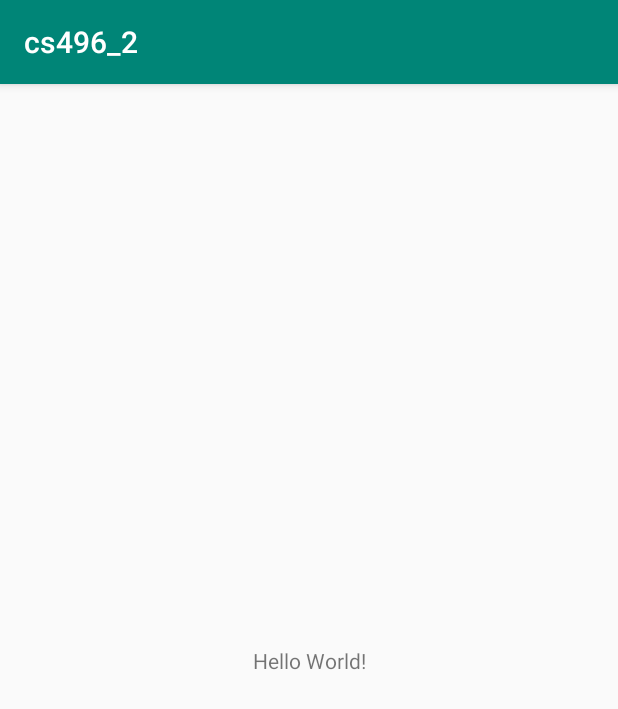
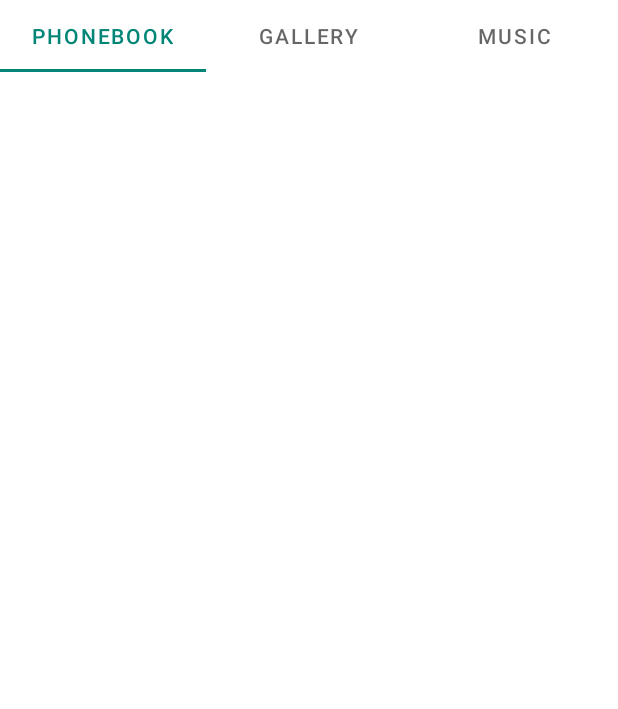
Before and after one commit to estanie/cs496_2, an Android app: the screen it shows after launch (MainActivity before the commit, FragmentActivity after it), on a phone screen of 412 x 824 dp. Shown: the top 709 px of the screen. Run offline under Robolectric (Android 15) with nearby library versions, the phone set to English and light mode, and no system bars.

Commit message:
Adds default structure.

```diff
--- a/app/src/main/java/com/example/q/cs496_2/MainActivity.kt
+++ b/app/src/main/java/com/example/q/cs496_2/MainActivity.kt
@@ -1,6 +1,6 @@
 package com.example.q.cs496_2
 
-import android.support.v7.app.AppCompatActivity
+import androidx.appcompat.app.AppCompatActivity
 import android.os.Bundle
 
 class MainActivity : AppCompatActivity() {
--- /dev/null
+++ b/app/src/main/java/com/example/q/cs496_2/activities/FragmentActivity.kt
@@ -0,0 +1,23 @@
+package com.example.q.cs496_2.activities
+
+import androidx.appcompat.app.AppCompatActivity
+import android.os.Bundle
+import android.view.Window
+import com.example.q.cs496_2.R
+import com.example.q.cs496_2.adapters.MyPagerAdapter
+import kotlinx.android.synthetic.main.activity_fragment.*
+
+class FragmentActivity : AppCompatActivity() {
+
+    override fun onCreate(savedInstanceState: Bundle?) {
+        super.onCreate(savedInstanceState)
+
+        requestWindowFeature(Window.FEATURE_NO_TITLE)
+        supportActionBar!!.hide()
+        setContentView(R.layout.activity_fragment)
+
+        val fragmentAdapter = MyPagerAdapter(supportFragmentManager)
+        viewPager.adapter = fragmentAdapter
+        tabsMain.setupWithViewPager(viewPager)
+    }
+}
--- /dev/null
+++ b/app/src/main/java/com/example/q/cs496_2/adapters/MyPagerAdapter.kt
@@ -0,0 +1,36 @@
+package com.example.q.cs496_2.adapters
+
+import androidx.fragment.app.Fragment
+import androidx.fragment.app.FragmentManager
+import androidx.fragment.app.FragmentPagerAdapter
+import com.example.q.cs496_2.fragments.AddressFragment
+import com.example.q.cs496_2.fragments.GalleryFragment
+import com.example.q.cs496_2.fragments.MusicFragment
+
+class MyPagerAdapter(fm: androidx.fragment.app.FragmentManager) : androidx.fragment.app.FragmentPagerAdapter(fm) {
+    override fun getItem(position: Int): androidx.fragment.app.Fragment {
+        return when(position) {
+            0 -> {
+                AddressFragment()
+            }
+            1 -> {
+                GalleryFragment()
+            }
+            else -> {
+                return MusicFragment()
+            }
+        }
+    }
+
+    override fun getCount(): Int {
+        return 3
+    }
+
+    override fun getPageTitle(position: Int): CharSequence {
+        return when (position) {
+            0 -> "PhoneBook"
+            1 -> "Gallery"
+            else -> return "music"
+        }
+    }
+}
--- /dev/null
+++ b/app/src/main/java/com/example/q/cs496_2/fragments/AddressFragment.kt
@@ -0,0 +1,7 @@
+package com.example.q.cs496_2.fragments
+
+import androidx.fragment.app.Fragment
+
+class AddressFragment: androidx.fragment.app.Fragment() {
+
+}
--- /dev/null
+++ b/app/src/main/java/com/example/q/cs496_2/fragments/GalleryFragment.kt
@@ -0,0 +1,7 @@
+package com.example.q.cs496_2.fragments
+
+import androidx.fragment.app.Fragment
+
+class GalleryFragment : androidx.fragment.app.Fragment() {
+
+}
--- /dev/null
+++ b/app/src/main/res/layout/activity_fragment.xml
@@ -0,0 +1,28 @@
+<?xml version="1.0" encoding="utf-8"?>
+<androidx.constraintlayout.widget.ConstraintLayout
+        xmlns:android="http://schemas.android.com/apk/res/android"
+        xmlns:tools="http://schemas.android.com/tools"
+        xmlns:app="http://schemas.android.com/apk/res-auto"
+        android:layout_width="match_parent"
+        android:layout_height="match_parent"
+        tools:context=".activities.FragmentActivity">
+
+    <LinearLayout
+            android:layout_width="match_parent"
+            android:layout_height="wrap_content"
+            android:orientation="vertical"
+    >
+        <com.google.android.material.tabs.TabLayout
+                android:id="@+id/tabsMain"
+                android:layout_width="match_parent"
+                android:layout_height="wrap_content"
+                app:tabMode="fixed"
+        />
+
+        <androidx.viewpager.widget.ViewPager
+                android:id="@+id/viewPager"
+                android:layout_width="match_parent"
+                android:layout_height="wrap_content"
+                android:layout_weight="1"/>
+    </LinearLayout>
+</androidx.constraintlayout.widget.ConstraintLayout>
--- a/app/src/main/res/layout/activity_main.xml
+++ b/app/src/main/res/layout/activity_main.xml
@@ -1,5 +1,5 @@
 <?xml version="1.0" encoding="utf-8"?>
-<android.support.constraint.ConstraintLayout
+<androidx.constraintlayout.widget.ConstraintLayout
         xmlns:android="http://schemas.android.com/apk/res/android"
         xmlns:tools="http://schemas.android.com/tools"
         xmlns:app="http://schemas.android.com/apk/res-auto"
@@ -16,4 +16,4 @@
             app:layout_constraintRight_toRightOf="parent"
             app:layout_constraintTop_toTopOf="parent"/>
 
-</android.support.constraint.ConstraintLayout>
+</androidx.constraintlayout.widget.ConstraintLayout>
--- /dev/null
+++ b/app/src/main/res/layout/fragment_adress.xml
@@ -0,0 +1,6 @@
+<?xml version="1.0" encoding="utf-8"?>
+<androidx.constraintlayout.widget.ConstraintLayout xmlns:android="http://schemas.android.com/apk/res/android"
+                                                   android:layout_width="match_parent"
+                                                   android:layout_height="match_parent">
+
+</androidx.constraintlayout.widget.ConstraintLayout>
--- /dev/null
+++ b/app/src/main/res/layout/fragment_gallery.xml
@@ -0,0 +1,6 @@
+<?xml version="1.0" encoding="utf-8"?>
+<androidx.constraintlayout.widget.ConstraintLayout xmlns:android="http://schemas.android.com/apk/res/android"
+                                                   android:layout_width="match_parent"
+                                                   android:layout_height="match_parent">
+
+</androidx.constraintlayout.widget.ConstraintLayout>
--- /dev/null
+++ b/app/src/main/res/layout/fragment_music.xml
@@ -0,0 +1,6 @@
+<?xml version="1.0" encoding="utf-8"?>
+<androidx.constraintlayout.widget.ConstraintLayout xmlns:android="http://schemas.android.com/apk/res/android"
+                                                   android:layout_width="match_parent"
+                                                   android:layout_height="match_parent">
+
+</androidx.constraintlayout.widget.ConstraintLayout>
--- a/app/src/main/res/values/styles.xml
+++ b/app/src/main/res/values/styles.xml
@@ -1,7 +1,7 @@
 <resources>
 
     <!-- Base application theme. -->
-    <style name="AppTheme" parent="Theme.AppCompat.Light.DarkActionBar">
+    <style name="AppTheme" parent="Theme.MaterialComponents.Light">
         <!-- Customize your theme here. -->
         <item name="colorPrimary">@color/colorPrimary</item>
         <item name="colorPrimaryDark">@color/colorPrimaryDark</item>
--- a/gradle.properties
+++ b/gradle.properties
@@ -13,3 +13,5 @@ org.gradle.jvmargs=-Xmx1536m
 # org.gradle.parallel=true
 # Kotlin code style for this project: "official" or "obsolete":
 kotlin.code.style=official
+android.useAndroidX=true
+android.enableJetifier=true
```
Also changed, not shown: app/build.gradle (+16 -5 lines), app/src/main/AndroidManifest.xml (+5 -3 lines), app/src/main/java/com/example/q/cs496_2/fragments/MusicFragment.kt (added, +8 -0 lines), 2 other files.
